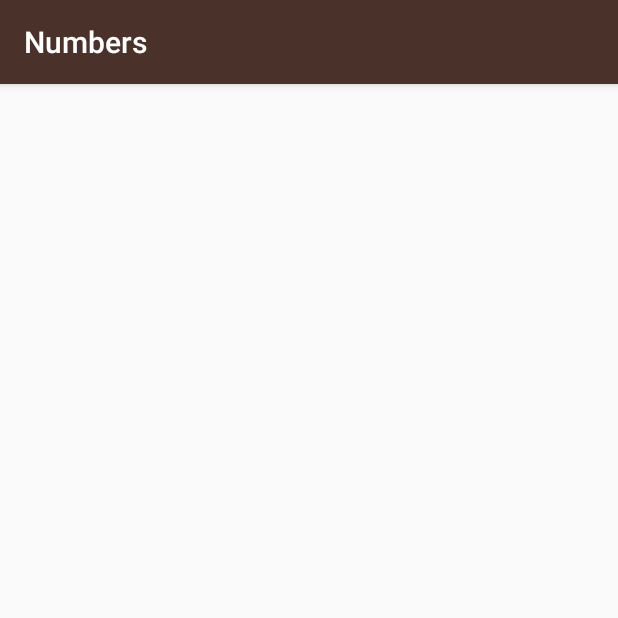
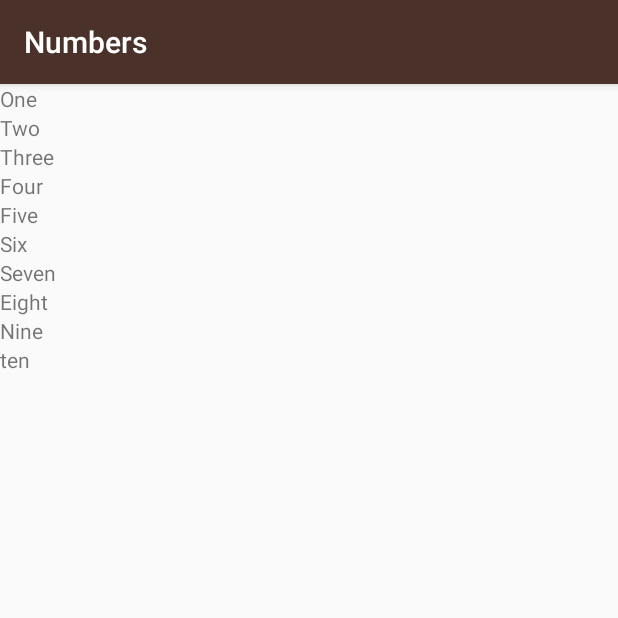
Before and after one commit to arunditti/Miwok, an Android app: the NumbersActivity screen opened directly, with no data from a screen before it, on a phone screen of 412 x 824 dp, the top half of it. Run offline under Robolectric (Android 15) with nearby library versions, the phone set to English and light mode, and no system bars.

Commit message:
Created ArrayList to show numbers

```diff
--- a/app/src/main/java/com/arunditti/android/miwok/NumbersActivity.java
+++ b/app/src/main/java/com/arunditti/android/miwok/NumbersActivity.java
@@ -2,11 +2,48 @@
 
 import android.support.v7.app.AppCompatActivity;
 import android.os.Bundle;
+import android.util.Log;
+import android.widget.LinearLayout;
+import android.widget.TextView;
+
+import java.util.ArrayList;
+
 public class NumbersActivity extends AppCompatActivity {
 
     @Override
     protected void onCreate(Bundle savedInstanceState) {
         super.onCreate(savedInstanceState);
         setContentView(R.layout.activity_numbers);
+
+        //Create an ArrayList of words
+        ArrayList<String> words = new ArrayList<>();
+        words.add("One");
+        words.add("Two");
+        words.add("Three");
+        words.add("Four");
+        words.add("Five");
+        words.add("Six");
+        words.add("Seven");
+        words.add("Eight");
+        words.add("Nine");
+        words.add("ten");
+        //Log.v("NumbersActivity", "Word at index 0: " + words);
+
+        //Find the LinearLayout called rootview so that we can add child views to it
+        LinearLayout rootView = (LinearLayout)findViewById(R.id.rootView);
+
+        for(int index = 0; index < words.size(); index++) {
+            //Add TextView to this LinearLayout by creating TextView object called wordView
+            TextView wordView = new TextView(this);
+
+            // Set the text to be word at the current index
+            wordView.setText(words.get(index));
+
+            // Add this TextView as another child to the root view of this layout
+            rootView.addView(wordView);
+
+           // Log.v("NumbersActivity", "Index: " + index + " Value:" + words.get(index));
+        }
+
     }
 }
--- a/app/src/main/res/layout/activity_numbers.xml
+++ b/app/src/main/res/layout/activity_numbers.xml
@@ -1,9 +1,20 @@
 <?xml version="1.0" encoding="utf-8"?>
-<android.support.constraint.ConstraintLayout xmlns:android="http://schemas.android.com/apk/res/android"
+<!-- <android.support.constraint.ConstraintLayout xmlns:android="http://schemas.android.com/apk/res/android"
     xmlns:app="http://schemas.android.com/apk/res-auto"
     xmlns:tools="http://schemas.android.com/tools"
     android:layout_width="match_parent"
     android:layout_height="match_parent"
     tools:context="com.arunditti.android.miwok.NumbersActivity">
 
-</android.support.constraint.ConstraintLayout>
+</android.support.constraint.ConstraintLayout-->
+
+<LinearLayout
+    xmlns:android="http://schemas.android.com/apk/res/android"
+    xmlns:tools="http://schemas.android.com/tools"
+    android:layout_width="match_parent"
+    android:layout_height="match_parent"
+    android:orientation="vertical"
+    android:id="@+id/rootView"
+    tools:context="com.arunditti.android.miwok.MainActivity">
+
+</LinearLayout>
```
